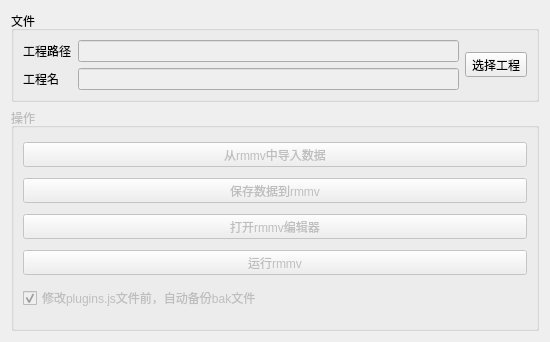
Before: the Qt Designer form DrillGIFActionSequenceEditor/Source/RmmvInteractiveModule/operateBoard/p_RmmvOperateBoard.ui in DrillUp/DrillGIFActionSequenceEditor, drawn with Qt 5.
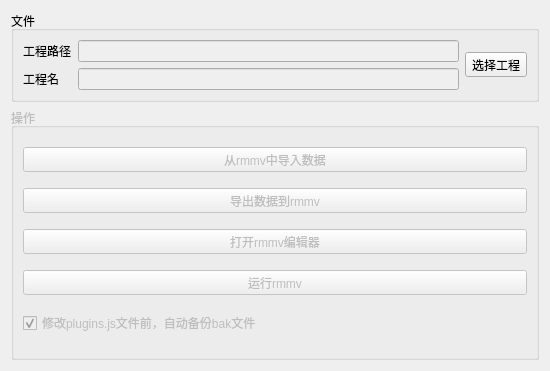
After: the same form once the commit is applied. Icons and pictures are not drawn.

Commit message: 修改了名词"导出"

What changed in the file:
```diff
--- a/DrillGIFActionSequenceEditor/Source/RmmvInteractiveModule/operateBoard/p_RmmvOperateBoard.ui
+++ b/DrillGIFActionSequenceEditor/Source/RmmvInteractiveModule/operateBoard/p_RmmvOperateBoard.ui
@@ -7,7 +7,7 @@
     <x>0</x>
     <y>0</y>
     <width>550</width>
-    <height>342</height>
+    <height>371</height>
    </rect>
   </property>
   <property name="windowTitle">
@@ -121,7 +121,7 @@
          </sizepolicy>
         </property>
         <property name="text">
-         <string>保存数据到rmmv</string>
+         <string>导出数据到rmmv</string>
         </property>
         <property name="icon">
          <iconset resource="../../../drillgifactionsequenceeditor.qrc">
```
The commit also changes 1 other file.
